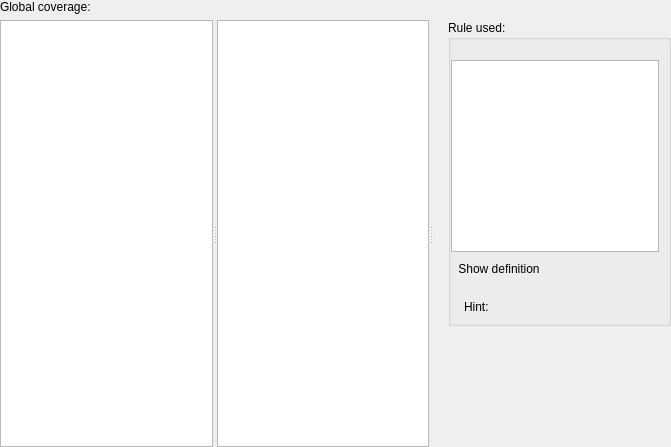
lvklabs/chatbot, file src/chatbot/front-end/scriptcoveragewidget.ui: the form before one commit.
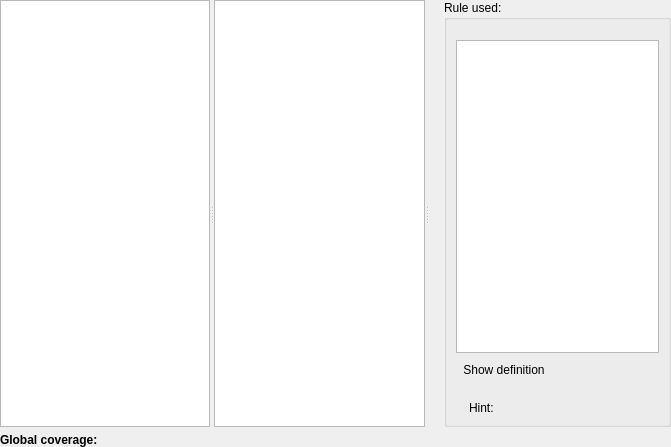
The form after the commit. Icons and pictures are not drawn. Custom widgets are drawn as their Qt base class.

Commit message: Minor changes in the layout of ClueWidget and ScriptCoverageWidget

```diff
--- a/src/chatbot/front-end/scriptcoveragewidget.ui
+++ b/src/chatbot/front-end/scriptcoveragewidget.ui
@@ -18,19 +18,6 @@
     <number>0</number>
    </property>
    <item row="1" column="0">
-    <widget class="QLabel" name="coverageLabel">
-     <property name="font">
-      <font>
-       <weight>50</weight>
-       <bold>false</bold>
-      </font>
-     </property>
-     <property name="text">
-      <string>Global coverage:</string>
-     </property>
-    </widget>
-   </item>
-   <item row="2" column="0">
     <widget class="QSplitter" name="splitter">
      <property name="sizePolicy">
       <sizepolicy hsizetype="Expanding" vsizetype="Expanding">
@@ -48,6 +35,11 @@
         <verstretch>0</verstretch>
        </sizepolicy>
       </property>
+      <property name="font">
+       <font>
+        <pointsize>9</pointsize>
+       </font>
+      </property>
       <attribute name="horizontalHeaderHighlightSections">
        <bool>false</bool>
       </attribute>
@@ -65,7 +57,7 @@
          </property>
          <layout class="QVBoxLayout" name="verticalLayout_2">
           <property name="leftMargin">
-           <number>0</number>
+           <number>9</number>
           </property>
           <property name="topMargin">
            <number>20</number>
@@ -101,6 +93,12 @@
              <iconset resource="../res/chatbot_theme.qrc">
               <normaloff>:/icons/show_rule.png</normaloff>:/icons/show_rule.png</iconset>
             </property>
+            <property name="iconSize">
+             <size>
+              <width>24</width>
+              <height>24</height>
+             </size>
+            </property>
             <property name="shortcut">
              <string>Ctrl+D</string>
             </property>
@@ -141,6 +139,9 @@
               <property name="pixmap">
                <pixmap resource="../res/chatbot_theme.qrc">:/icons/hint.png</pixmap>
               </property>
+              <property name="alignment">
+               <set>Qt::AlignLeading|Qt::AlignLeft|Qt::AlignTop</set>
+              </property>
              </widget>
             </item>
             <item>
@@ -164,6 +165,9 @@
               <property name="textFormat">
                <enum>Qt::RichText</enum>
               </property>
+              <property name="wordWrap">
+               <bool>true</bool>
+              </property>
              </widget>
             </item>
            </layout>
@@ -171,23 +175,23 @@
          </layout>
         </widget>
        </item>
-       <item>
-        <spacer name="verticalSpacer">
-         <property name="orientation">
-          <enum>Qt::Vertical</enum>
-         </property>
-         <property name="sizeHint" stdset="0">
-          <size>
-           <width>20</width>
-           <height>40</height>
-          </size>
-         </property>
-        </spacer>
-       </item>
       </layout>
      </widget>
     </widget>
    </item>
+   <item row="2" column="0">
+    <widget class="QLabel" name="coverageLabel">
+     <property name="font">
+      <font>
+       <weight>75</weight>
+       <bold>true</bold>
+      </font>
+     </property>
+     <property name="text">
+      <string>Global coverage:</string>
+     </property>
+    </widget>
+   </item>
   </layout>
   <action name="removeAllAction">
    <property name="text">
```
The commit also changes 1 other file.
